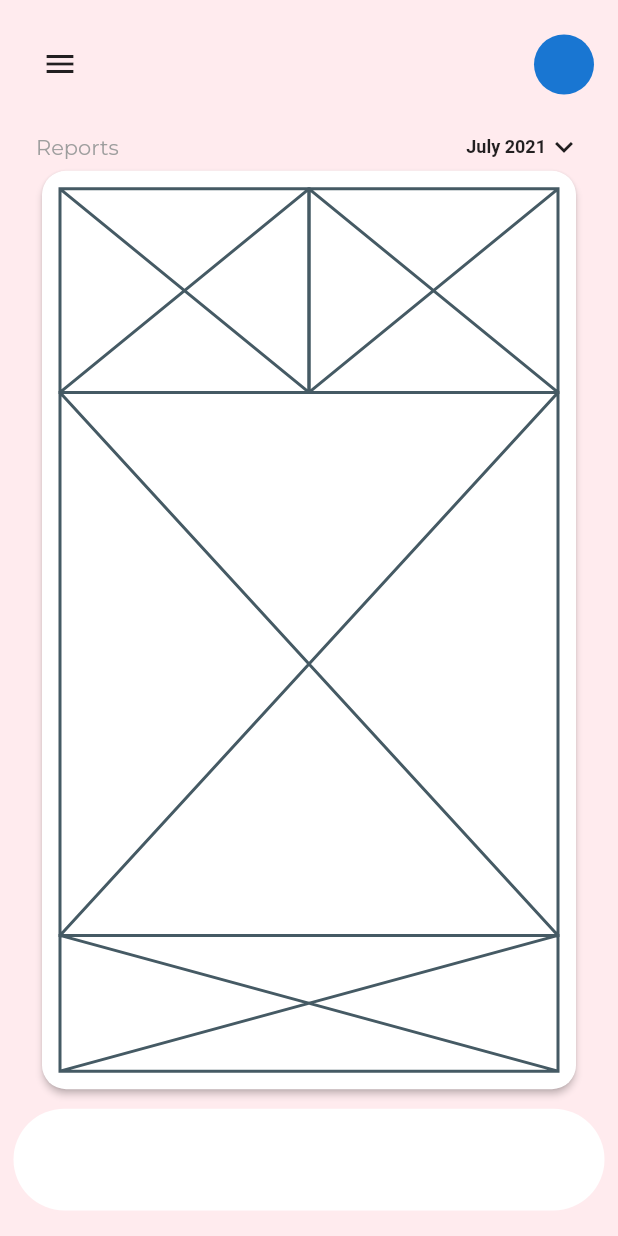
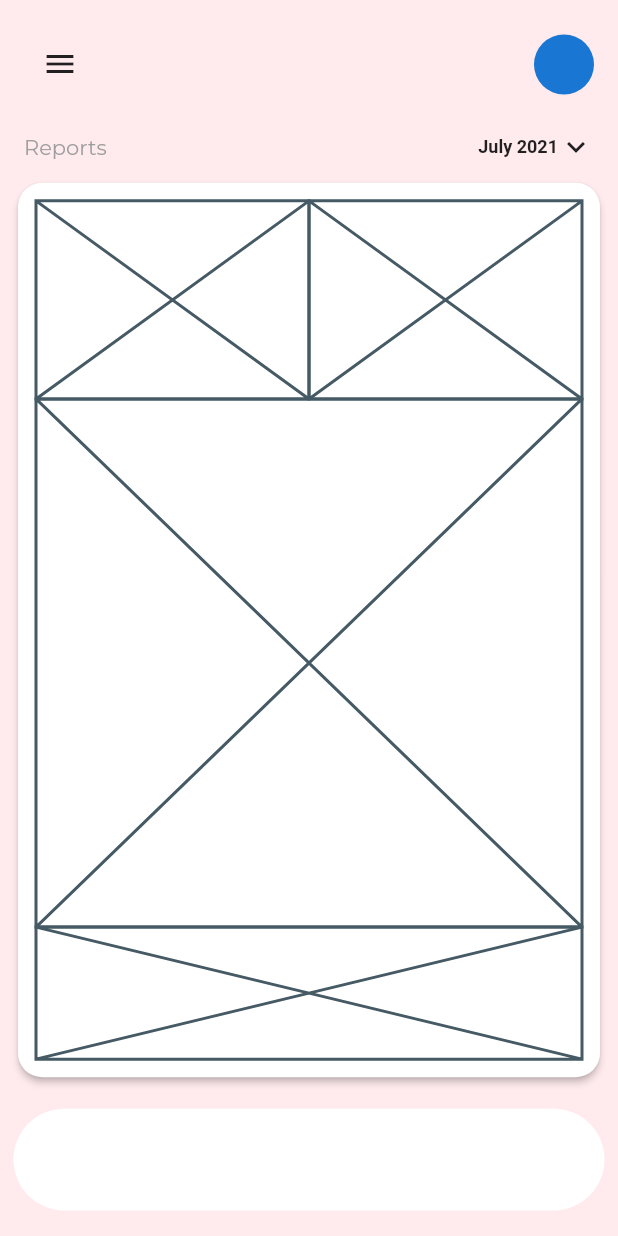
Before and after one commit to JAICHANGPARK/flutter_notebook_11th_story, a Flutter app: the screen it shows after launch, on a phone screen of 412 x 824 dp. Run offline on Flutter 3.47's test engine with Material 2 defaults, Android fonts, the phone set to English and light mode, and no system bars; our stand-ins replace backdrop, badges, flutter_inner_drawer, flutter_slidable, flutter_swiper, google_fonts.

Commit message:
Update bank_balance_page.dart

```diff
--- a/lib/ep749_bank_app/ui/bank_balance_page.dart
+++ b/lib/ep749_bank_app/ui/bank_balance_page.dart
@@ -35,11 +35,13 @@ class _BankBalancePageState extends State<BankBalancePage> {
                 )),
             Expanded(
                 flex: 15,
-                child: Padding(
-                  padding: const EdgeInsets.symmetric(horizontal: 24),
                 child: Column(
                   children: [
-                      Row(
+                    Padding(
+                      padding: const EdgeInsets.symmetric(
+                        horizontal: 16,
+                      ),
+                      child: Row(
                         children: [
                           Text(
                             "Reports",
@@ -53,7 +55,10 @@ class _BankBalancePageState extends State<BankBalancePage> {
                           Icon(Icons.keyboard_arrow_down_outlined),
                         ],
                       ),
+                    ),
                     Expanded(
+                        child: Padding(
+                          padding: const EdgeInsets.all(8.0),
                           child: Card(
                       elevation: 2,
                       shape: RoundedRectangleBorder(borderRadius: BorderRadius.circular(16)),
@@ -74,9 +79,9 @@ class _BankBalancePageState extends State<BankBalancePage> {
                             ],
                           ),
                       ),
+                    ),
                         )),
                   ],
-                  ),
                 )),
             Expanded(
               flex: 2,
```
Lines whose indentation alone changed are shown as unchanged.
